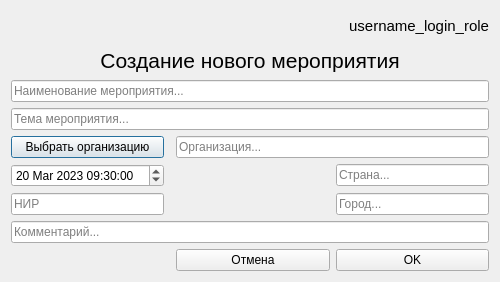
This is Ui_designer/Ui_Create_event.ui in Vsesvet/FastComm as Qt 5 draws it before an edit. The edited form follows.
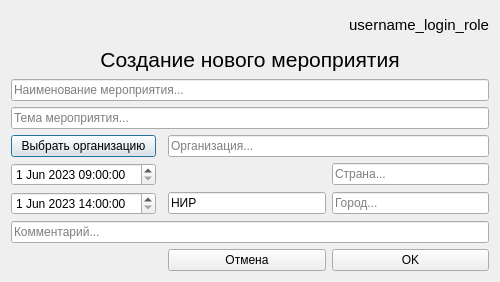
This is the edited form.

Commit message: Добавлен статус В работе. Изменен период event_DataTime_start (end)

Patch:
```diff
--- a/Ui_designer/Ui_Create_event.ui
+++ b/Ui_designer/Ui_Create_event.ui
@@ -42,13 +42,6 @@
      </property>
     </widget>
    </item>
-   <item row="8" column="0">
-    <widget class="QLineEdit" name="lineEdit_type_event">
-     <property name="placeholderText">
-      <string>НИР</string>
-     </property>
-    </widget>
-   </item>
    <item row="3" column="0" colspan="4">
     <widget class="QLineEdit" name="lineEdit_event_name">
      <property name="placeholderText">
@@ -75,18 +68,18 @@
      <property name="dateTime">
       <datetime>
        <hour>9</hour>
-       <minute>30</minute>
+       <minute>0</minute>
        <second>0</second>
        <year>2023</year>
-       <month>3</month>
-       <day>20</day>
+       <month>6</month>
+       <day>1</day>
       </datetime>
      </property>
      <property name="date">
       <date>
        <year>2023</year>
-       <month>3</month>
-       <day>20</day>
+       <month>6</month>
+       <day>1</day>
       </date>
      </property>
     </widget>
@@ -145,13 +138,6 @@
      </property>
     </widget>
    </item>
-   <item row="8" column="3">
-    <widget class="QLineEdit" name="lineEdit_event_city">
-     <property name="placeholderText">
-      <string>Город...</string>
-     </property>
-    </widget>
-   </item>
    <item row="10" column="0" colspan="4">
     <widget class="QLineEdit" name="lineEdit_event_comment">
      <property name="placeholderText">
@@ -172,6 +158,44 @@
      </property>
     </spacer>
    </item>
+   <item row="7" column="0">
+    <widget class="QDateTimeEdit" name="event_DateTime_end">
+     <property name="dateTime">
+      <datetime>
+       <hour>14</hour>
+       <minute>0</minute>
+       <second>0</second>
+       <year>2023</year>
+       <month>6</month>
+       <day>1</day>
+      </datetime>
+     </property>
+     <property name="date">
+      <date>
+       <year>2023</year>
+       <month>6</month>
+       <day>1</day>
+      </date>
+     </property>
+    </widget>
+   </item>
+   <item row="7" column="3">
+    <widget class="QLineEdit" name="lineEdit_event_city">
+     <property name="placeholderText">
+      <string>Город...</string>
+     </property>
+    </widget>
+   </item>
+   <item row="7" column="2">
+    <widget class="QLineEdit" name="lineEdit_type_event">
+     <property name="text">
+      <string>НИР</string>
+     </property>
+     <property name="placeholderText">
+      <string>Тип мероприятия...</string>
+     </property>
+    </widget>
+   </item>
   </layout>
  </widget>
  <tabstops>
```
Left out of the diff: 5 changed lines with no effect on the pictures. The commit also changes 7 other files.
